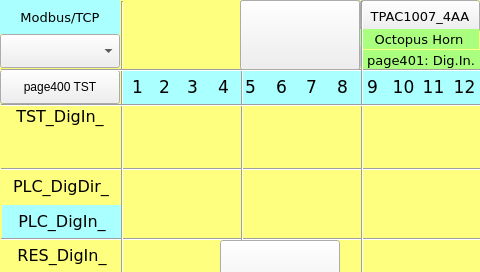
Above: TPAC1007_04_AA/Octopus_Horn_HMI/page401.ui from MECTsrl/mect_apps before the change. Below: the same form after it.
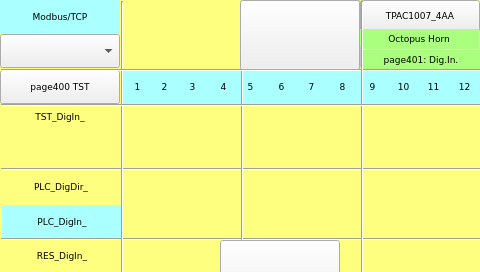
That is the form after the change. Custom widgets are drawn as their Qt base class.

```diff
--- a/TPAC1007_04_AA/Octopus_Horn_HMI/page401.ui
+++ b/TPAC1007_04_AA/Octopus_Horn_HMI/page401.ui
@@ -79,7 +79,7 @@
 <property name="font">
 <font>
 <family>DejaVu Sans</family>
-<pointsize>13</pointsize>
+     <pointsize>7</pointsize>
 </font>
 </property>
 <property name="styleSheet">
@@ -284,7 +284,7 @@
 <property name="font">
 <font>
 <family>DejaVu Sans</family>
-<pointsize>12</pointsize>
+     <pointsize>7</pointsize>
 </font>
 </property>
 <property name="styleSheet">
@@ -345,7 +345,7 @@
 <property name="font">
 <font>
 <family>DejaVu Sans</family>
-<pointsize>13</pointsize>
+     <pointsize>7</pointsize>
 </font>
 </property>
 <property name="styleSheet">
@@ -442,7 +442,7 @@
 <property name="font">
 <font>
 <family>DejaVu Sans</family>
-<pointsize>13</pointsize>
+     <pointsize>7</pointsize>
 </font>
 </property>
 <property name="styleSheet">
@@ -575,7 +575,7 @@
 <property name="font">
 <font>
 <family>DejaVu Sans</family>
-<pointsize>13</pointsize>
+     <pointsize>7</pointsize>
 </font>
 </property>
 <property name="styleSheet">
@@ -600,7 +600,7 @@
 <property name="font">
 <font>
 <family>DejaVu Sans</family>
-<pointsize>12</pointsize>
+     <pointsize>7</pointsize>
 </font>
 </property>
 <property name="styleSheet">
@@ -805,7 +805,7 @@
 <property name="font">
 <font>
 <family>DejaVu Sans</family>
-<pointsize>13</pointsize>
+     <pointsize>7</pointsize>
 </font>
 </property>
 <property name="styleSheet">
@@ -866,7 +866,7 @@
 <property name="font">
 <font>
 <family>DejaVu Sans</family>
-<pointsize>13</pointsize>
+     <pointsize>7</pointsize>
 </font>
 </property>
 <property name="styleSheet">
@@ -963,7 +963,7 @@
 <property name="font">
 <font>
 <family>DejaVu Sans</family>
-<pointsize>12</pointsize>
+     <pointsize>7</pointsize>
 <weight>50</weight>
 <bold>false</bold>
 </font>
@@ -1278,7 +1278,7 @@
 <property name="font">
 <font>
 <family>DejaVu Sans</family>
-<pointsize>13</pointsize>
+     <pointsize>7</pointsize>
 </font>
 </property>
 <property name="styleSheet">
@@ -1303,7 +1303,7 @@
 <property name="font">
 <font>
 <family>DejaVu Sans</family>
-<pointsize>13</pointsize>
+     <pointsize>7</pointsize>
 </font>
 </property>
 <property name="styleSheet">
@@ -1508,7 +1508,7 @@
 <property name="font">
 <font>
 <family>DejaVu Sans</family>
-<pointsize>13</pointsize>
+     <pointsize>7</pointsize>
 </font>
 </property>
 <property name="styleSheet">
@@ -1569,7 +1569,7 @@
 <property name="font">
 <font>
 <family>DejaVu Sans</family>
-<pointsize>13</pointsize>
+     <pointsize>7</pointsize>
 </font>
 </property>
 <property name="styleSheet">
@@ -1594,7 +1594,7 @@
 <property name="font">
 <font>
 <family>DejaVu Sans</family>
-<pointsize>13</pointsize>
+     <pointsize>7</pointsize>
 </font>
 </property>
 <property name="styleSheet">
@@ -1655,7 +1655,7 @@
 <property name="font">
 <font>
 <family>DejaVu Sans</family>
-<pointsize>13</pointsize>
+     <pointsize>7</pointsize>
 </font>
 </property>
 <property name="styleSheet">
@@ -1729,7 +1729,7 @@
 <property name="font">
 <font>
 <family>DejaVu Sans</family>
-<pointsize>10</pointsize>
+     <pointsize>7</pointsize>
 <weight>50</weight>
 <bold>false</bold>
 </font>
@@ -1870,7 +1870,7 @@
 <property name="font">
 <font>
 <family>DejaVu Sans</family>
-<pointsize>10</pointsize>
+     <pointsize>7</pointsize>
 </font>
 </property>
 <property name="styleSheet">
@@ -1895,7 +1895,7 @@
 <property name="font">
 <font>
 <family>DejaVu Sans</family>
-<pointsize>10</pointsize>
+     <pointsize>7</pointsize>
 </font>
 </property>
 <property name="styleSheet">
@@ -1996,7 +1996,7 @@
 <property name="font">
 <font>
 <family>DejaVu Sans</family>
-<pointsize>12</pointsize>
+     <pointsize>7</pointsize>
 </font>
 </property>
 <property name="styleSheet">
@@ -2306,6 +2306,12 @@
 <height>34</height>
 </rect>
 </property>
+   <property name="font">
+    <font>
+     <family>DejaVu Sans</family>
+     <pointsize>7</pointsize>
+    </font>
+   </property>
 <property name="toolTip">
 <string/>
 </property>
@@ -2456,7 +2462,7 @@
 <property name="font">
 <font>
 <family>DejaVu Sans</family>
-<pointsize>10</pointsize>
+     <pointsize>7</pointsize>
 </font>
 </property>
 <property name="styleSheet">
```
Left out of the diff: 86 changed lines with no effect on the pictures. Lines whose indentation alone changed are shown as unchanged.
